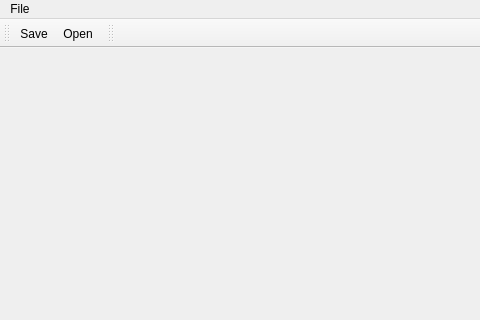
The window that SketchTool/mainwindow.ui (ncasale/sketch_tool) describes before a commit, drawn with Qt 5; both pictures show x 0 to 480 and y 0 to 320 of the 800 by 800 pixel window.
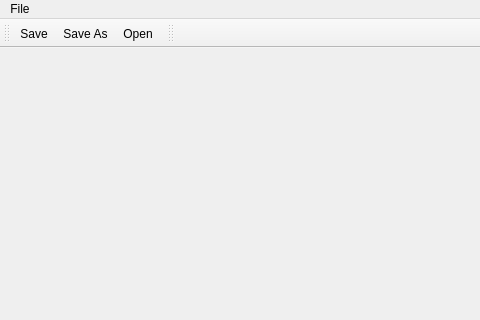
The same window after the commit. Icons and pictures are not drawn. Custom widgets are drawn as their Qt base class.

What changed in the file:
```diff
--- a/SketchTool/mainwindow.ui
+++ b/SketchTool/mainwindow.ui
@@ -50,6 +50,7 @@
     <bool>false</bool>
    </attribute>
    <addaction name="actionSave"/>
+   <addaction name="actionSave_As"/>
    <addaction name="actionOpen"/>
   </widget>
   <widget class="QStatusBar" name="statusBar"/>
@@ -92,6 +93,15 @@
     <string>Open</string>
    </property>
   </action>
+  <action name="actionSave_As">
+   <property name="icon">
+    <iconset resource="myres.qrc">
+     <normaloff>:/Images/toolbar_icons/save_as.png</normaloff>:/Images/toolbar_icons/save_as.png</iconset>
+   </property>
+   <property name="text">
+    <string>Save As</string>
+   </property>
+  </action>
  </widget>
  <layoutdefault spacing="6" margin="11"/>
  <customwidgets>
```
Left out of the diff: 1 changed line with no effect on the pictures.
